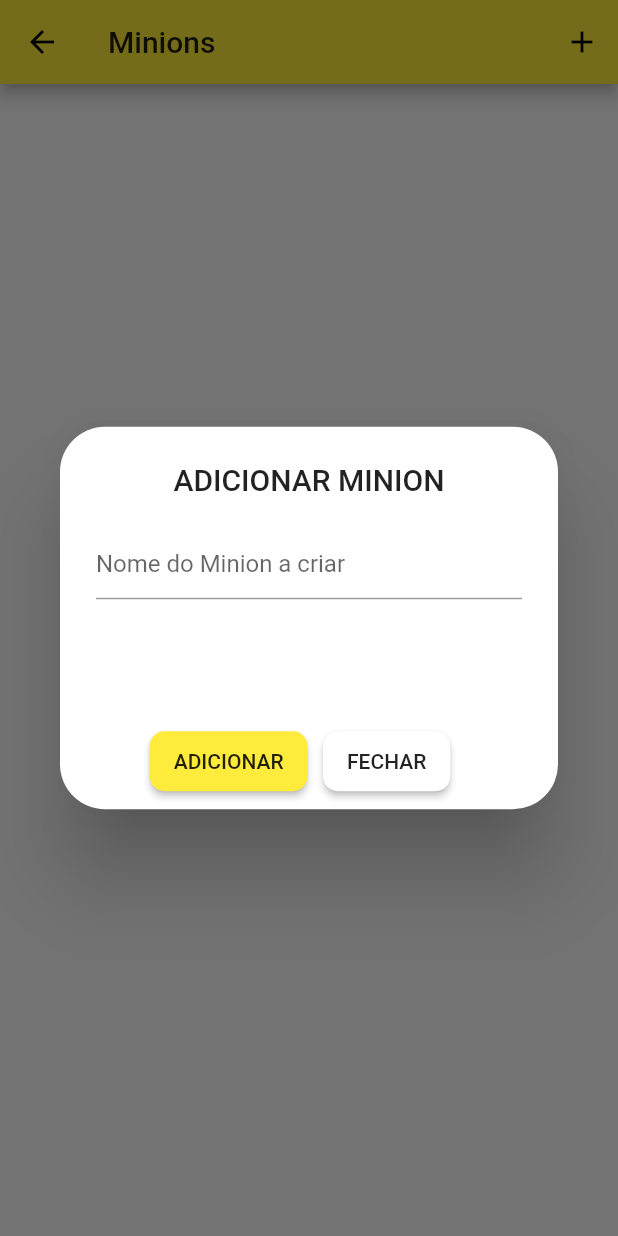
After one commit to LSambo02/flutterfire_demo, a Flutter app: the MinionsScreen screen opened by its route, after a tap on the "add" icon, on a phone screen of 412 x 824 dp. The commit adds this screen. Run offline on Flutter 3.47's test engine with Material 2 defaults, Android fonts, the phone set to English and light mode, and no system bars; our stand-ins replace cloud_firestore, firebase_auth, firebase_core, flutter_signin_button, google_sign_in; accounts and stored records are empty.

Commit message:
updated to use also google auth and cloud firestore for extra functions

```diff
--- a/lib/helpers/constantes.dart
+++ b/lib/helpers/constantes.dart
@@ -1 +1,11 @@
+import 'package:flutter/material.dart';
+
 String phone_validation_screen = '/phone_validation_screen';
+String collection_screen = '/collection_screen';
+
+
+
+
+widthScreen(BuildContext context){
+  return MediaQuery.of(context).size.width;
+}
--- /dev/null
+++ b/lib/screens/minions_screen.dart
@@ -0,0 +1,71 @@
+import 'package:cloud_firestore/cloud_firestore.dart';
+import 'package:flutter/material.dart';
+import 'package:flutterfire_demo/helpers/constantes.dart';
+import 'package:flutterfire_demo/services/firestore_service.dart';
+import 'package:flutterfire_demo/widgets/add_minion_dialog.dart';
+
+class MinionsScreen extends StatefulWidget {
+  @override
+  _MinionsScreenState createState() => _MinionsScreenState();
+}
+
+class _MinionsScreenState extends State<MinionsScreen> {
+  FirestoreService firestoreService = FirestoreService();
+
+  @override
+  Widget build(BuildContext context) {
+    return Scaffold(
+      appBar: AppBar(
+        title: Text('Minions'),
+        actions: [
+          IconButton(
+              icon: Icon(Icons.add),
+              onPressed: () => showDialog(
+                  context: context,
+                  barrierDismissible: true,
+                  builder: (BuildContext context) {
+                    return AddMinion(width: widthScreen(context));
+                  }))
+        ],
+      ),
+      body: StreamBuilder<QuerySnapshot>(
+        stream: firestoreService.minions.snapshots(),
+        builder: (BuildContext context, AsyncSnapshot<QuerySnapshot> snapshot) {
+          if (snapshot.hasError) {
+            return Text('Occorreu um erro');
+          }
+
+          if (snapshot.connectionState == ConnectionState.waiting) {
+            return Center(
+              child: CircularProgressIndicator(),
+            );
+          }
+          if (!snapshot.hasData) {
+            return Center(
+              child: Text("SEM DADOS"),
+            );
+          }
+          return new ListView(
+            children: snapshot.data.docs.map((DocumentSnapshot document) {
+              return new ListTile(
+                title: new Text(
+                  document.data()['nome'],
+                  style: TextStyle(fontSize: 20),
+                ),
+                leading: CircleAvatar(
+                  radius: 30,
+                  child: Image.asset(
+                    'assets/minions.png',
+                  ),
+                ),
+                subtitle: Divider(
+                  thickness: 2,
+                ),
+              );
+            }).toList(),
+          );
+        },
+      ),
+    );
+  }
+}
--- a/lib/screens/phone_validation_screen.dart
+++ b/lib/screens/phone_validation_screen.dart
@@ -1,6 +1,6 @@
 import 'package:flutter/material.dart';
 import 'package:flutterfire_demo/helpers/constantes.dart';
-import 'package:flutterfire_demo/services/AuthService.dart';
+import 'package:flutterfire_demo/services/auth_service.dart';
 import 'package:flutterfire_demo/widgets/custom_button.dart';
 import 'package:flutterfire_demo/widgets/custom_textField.dart';
 
--- /dev/null
+++ b/lib/services/firestore_service.dart
@@ -0,0 +1,45 @@
+import 'package:cloud_firestore/cloud_firestore.dart';
+
+class FirestoreService {
+  //instanciar a coleção
+  CollectionReference minions =
+      FirebaseFirestore.instance.collection('minions');
+
+  //funcao lambda pra permitir acesso a coleção de outras classes
+  collection() => minions;
+
+  Future<String> addMinion(String minionName) {
+    //adicionar o objecto em forma de json para a coleção de minions
+    return minions
+        .add({
+          'nome': minionName,
+        })
+        .then((value) => "Mais um minion adicionado à família")
+        .catchError((error) =>
+            "Parece que teve problemas com o último minion:\n $error");
+  }
+
+  Future<QuerySnapshot> queryCollection(queryString) async {
+    //retorna o snapshot equivalente aos objectos json onde
+    // o nome é igual ao passado como argumento
+    return await minions.where('nome', isEqualTo: queryString).get();
+  }
+
+  Future updateUser(nome, novoNome) {
+    //com base na coleção pegamos todos os dados que nela existem, que retorna
+    //QuerySnapshot e usando o mesmo para iterar pelos documentos dentro dele
+    return minions.get().then((QuerySnapshot querySnapshot) {
+      querySnapshot.docs.forEach((doc) {
+        //verificar se o dcumento tem como atributo nome igual ao pretendido alterar
+        if (doc['nome'] == nome) {
+          minions
+              .doc(doc.id) //pegar o id do documento que se pretende actualizar
+              .update({'nome': novoNome})
+              .then((value) => "Minion com nome actualizado")
+              .catchError((error) =>
+                  "Oops, parece que não deu pra actualizar:\n $error");
+        }
+      });
+    });
+  }
+}
--- /dev/null
+++ b/lib/widgets/add_minion_dialog.dart
@@ -0,0 +1,79 @@
+import 'package:flutter/material.dart';
+import 'package:flutterfire_demo/services/firestore_service.dart';
+
+class AddMinion extends StatelessWidget {
+  double width;
+  String minionName;
+  FirestoreService firestoreService = FirestoreService();
+  TextEditingController minionNameController = TextEditingController();
+
+  AddMinion({
+    @required this.width,
+  });
+
+  @override
+  Widget build(BuildContext context) {
+    return Container(
+      height: 50,
+      width: MediaQuery.of(context).size.width,
+      child: AlertDialog(
+        shape: RoundedRectangleBorder(borderRadius: BorderRadius.circular(30)),
+        title: Center(child: Text('ADICIONAR MINION')),
+        content: Container(
+            width: width,
+            height: 100,
+            child: TextField(
+              onChanged: (value) => minionName = value,
+              decoration: InputDecoration(hintText: 'Nome do Minion a criar'),
+            )),
+        actions: [
+          Row(
+            mainAxisAlignment: MainAxisAlignment.center,
+            crossAxisAlignment: CrossAxisAlignment.center,
+            children: [
+              ButtonTheme(
+                height: 40,
+                minWidth: 30,
+                child: Container(
+                  margin: EdgeInsets.only(right: 12),
+                  child: Row(
+                    mainAxisAlignment: MainAxisAlignment.spaceEvenly,
+                    children: [
+                      RaisedButton(
+                          shape: RoundedRectangleBorder(
+                            borderRadius: BorderRadius.circular(10.0),
+                          ),
+                          child: Text(
+                            'ADICIONAR',
+                          ),
+                          onPressed: () async {
+                            if (minionName != null) {
+                              String _message =
+                                  await firestoreService.addMinion(minionName);
+                              print(_message);
+                              Navigator.pop(context);
+                            }
+                          }),
+                      SizedBox(
+                        width: width / 40,
+                      ),
+                      RaisedButton(
+                          color: Colors.white,
+                          shape: RoundedRectangleBorder(
+                            borderRadius: BorderRadius.circular(10.0),
+                          ),
+                          child: Text(
+                            'FECHAR',
+                          ),
+                          onPressed: () => Navigator.pop(context)),
+                    ],
+                  ),
+                ),
+              ),
+            ],
+          )
+        ],
+      ),
+    );
+  }
+}
--- a/lib/widgets/custom_button.dart
+++ b/lib/widgets/custom_button.dart
@@ -35,7 +35,7 @@
               : Text(
                   title,
                   style: TextStyle(
-                    color: Colors.white,
+                    color: Colors.black,
                     fontSize: 16,
                   ),
                 ),
--- a/pubspec.yaml
+++ b/pubspec.yaml
@@ -30,6 +30,9 @@
   cupertino_icons: ^1.0.0
   firebase_core: ^0.7.0
   firebase_auth: ^0.20.0+1
+  google_sign_in: ^4.5.1
+  flutter_signin_button: ^1.1.0
+  cloud_firestore: ^0.16.0+1
 
 dev_dependencies:
   flutter_test:
@@ -47,7 +50,8 @@
   uses-material-design: true
 
   # To add assets to your application, add an assets section, like this:
-  # assets:
+  assets:
+    - assets/
   #   - images/a_dot_burr.jpeg
   #   - images/a_dot_ham.jpeg
 
```
Also changed, not shown: lib/main.dart (+6 -2 lines), lib/screens/home_screen.dart (+30 -3 lines), lib/services/auth_service.dart (renamed from lib/services/AuthService.dart, +26 -0 lines), assets/minions.png (added), pubspec.lock, 2 other files.
